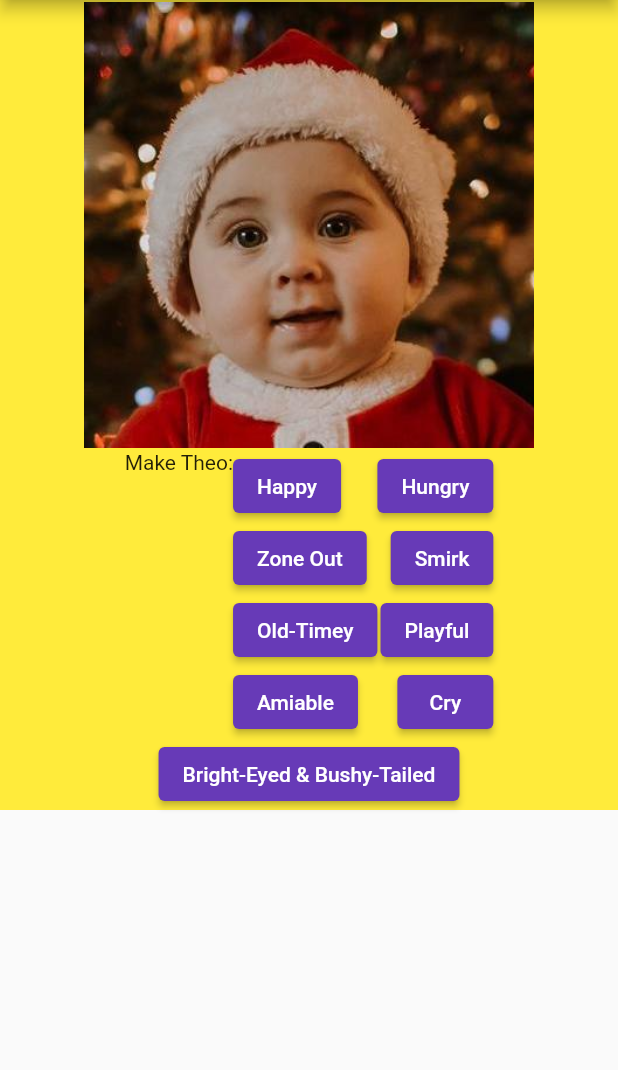
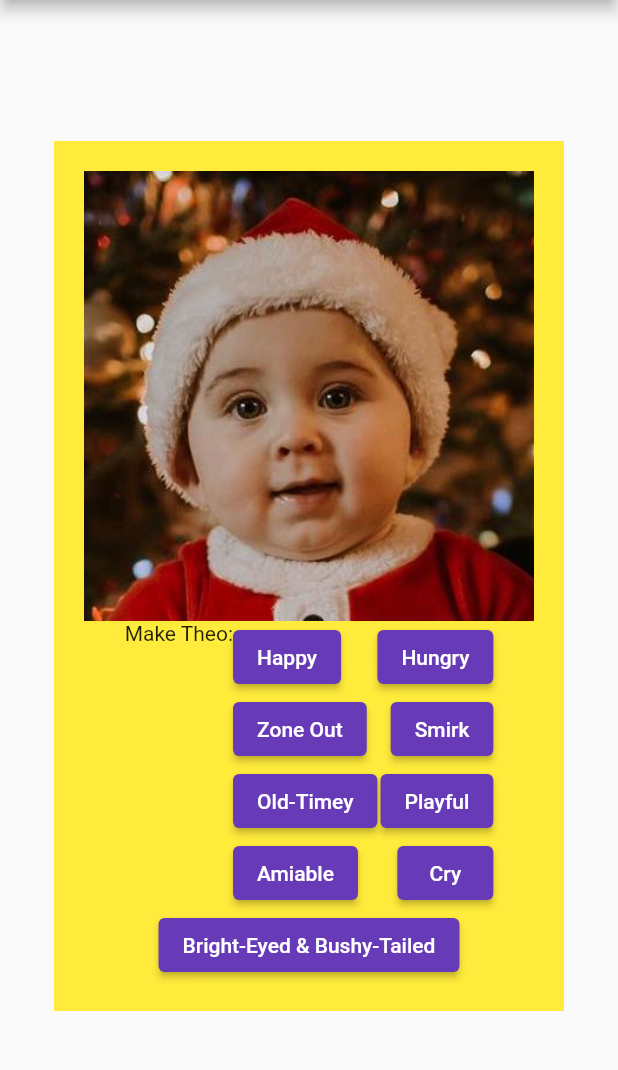
Before and after one commit to Nightlights524/theo_simulator_flutter, a Flutter app: the screen it shows after launch, on a phone screen of 412 x 824 dp, the part 84-1154 px from its top. Run offline on Flutter 3.47's test engine with Material 2 defaults, Android fonts, the phone set to English and light mode, and no system bars.

```diff
--- a/lib/main.dart
+++ b/lib/main.dart
@@ -45,10 +45,13 @@ class _MyHomePageState extends State<MyHomePage> {
   @override
   Widget build(BuildContext context) {
     return Scaffold(
-        appBar: AppBar(
-          title: Text(widget.title),
-        ),
-        body: Container(
+      appBar: AppBar(
+        title: Text(widget.title),
+      ),
+      body: Center(
+        child: Container(
+          padding: EdgeInsets.all(20),
+          width: 340,
           color: Colors.yellow,
           child: SingleChildScrollView(
             child: Column(
@@ -56,6 +59,7 @@ class _MyHomePageState extends State<MyHomePage> {
               crossAxisAlignment: CrossAxisAlignment.center,
               children: <Widget>[
                 Image(
+                  fit: BoxFit.cover,
                   image: _image,
                   width: 300,
                   height: 300,
@@ -109,6 +113,8 @@ class _MyHomePageState extends State<MyHomePage> {
           //   tooltip: 'Increment',
           //   child: Icon(Icons.add),
           // ), // This trailing comma makes auto-formatting nicer for build methods.
-        ));
+        ),
+      ),
+    );
   }
 }
```
